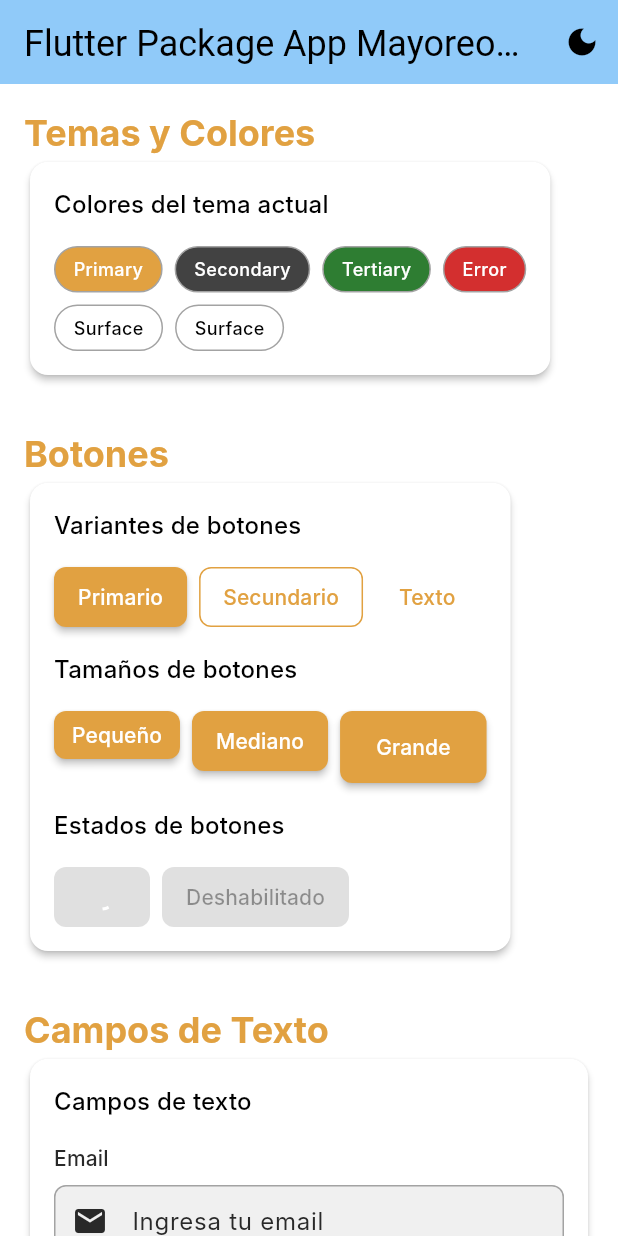
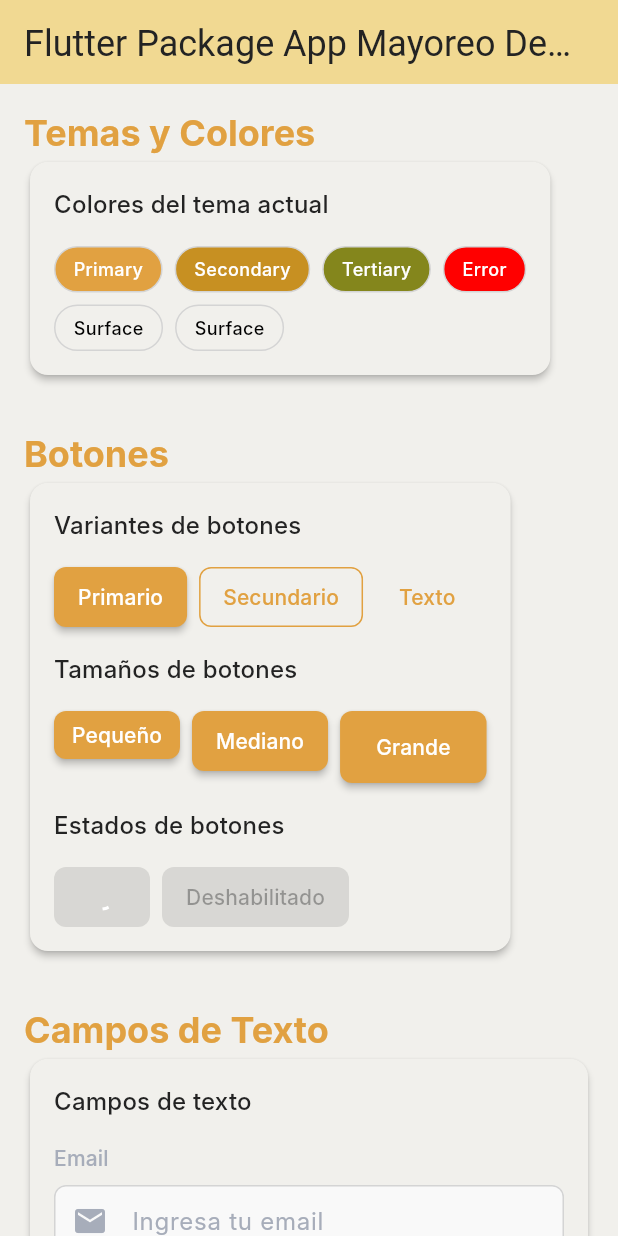
Before and after one commit to antonioflrs/package_app_mayoreo, a Flutter app: the screen it shows after launch, on a phone screen of 412 x 824 dp. Run offline on Flutter 3.47's test engine with Material 3 defaults, Android fonts, the phone set to English and light mode, and no system bars; accounts and stored records are empty; Roboto replaces fonts that are missing (Inter).

Commit message:
Refactor theme management by consolidating light and dark themes into a single main theme. Update AppColors to streamline color usage across widgets, ensuring consistency. Remove legacy theme configurations while maintaining backward compatibility.

```diff
--- a/example/lib/main.dart
+++ b/example/lib/main.dart
@@ -12,8 +12,7 @@ class MyApp extends StatelessWidget {
   Widget build(BuildContext context) {
     return MaterialApp(
       title: 'Flutter Package App Mayoreo Demo',
-      theme: FlutterPackageAppMayoreo.lightTheme,
-      darkTheme: FlutterPackageAppMayoreo.darkTheme,
+      theme: FlutterPackageAppMayoreo.theme,
       home: const MyHomePage(title: 'Flutter Package App Mayoreo Demo'),
     );
   }
@@ -31,7 +30,6 @@ class MyHomePage extends StatefulWidget {
 class _MyHomePageState extends State<MyHomePage> {
   final TextEditingController _emailController = TextEditingController();
   final TextEditingController _passwordController = TextEditingController();
-  bool _isDarkMode = false;
 
   @override
   void dispose() {
@@ -42,25 +40,10 @@ class _MyHomePageState extends State<MyHomePage> {
 
   @override
   Widget build(BuildContext context) {
-    return MaterialApp(
-      title: widget.title,
-      theme: _isDarkMode
-          ? FlutterPackageAppMayoreo.darkTheme
-          : FlutterPackageAppMayoreo.lightTheme,
-      home: Scaffold(
+    return Scaffold(
       appBar: AppBar(
         backgroundColor: Theme.of(context).colorScheme.inversePrimary,
         title: Text(widget.title),
-          actions: [
-            IconButton(
-              icon: Icon(_isDarkMode ? Icons.light_mode : Icons.dark_mode),
-              onPressed: () {
-                setState(() {
-                  _isDarkMode = !_isDarkMode;
-                });
-              },
-            ),
-          ],
       ),
       body: SingleChildScrollView(
         padding: const EdgeInsets.all(16.0),
@@ -82,7 +65,6 @@ class _MyHomePageState extends State<MyHomePage> {
             _buildSectionTitle('Tipografía'),
             _buildTypographySection(),
           ],
-          ),
         ),
       ),
     );
--- a/lib/flutter_package_app_mayoreo.dart
+++ b/lib/flutter_package_app_mayoreo.dart
@@ -18,17 +18,19 @@ class FlutterPackageAppMayoreo {
   // Private constructor to prevent instantiation
   FlutterPackageAppMayoreo._();
 
-  /// Get the light theme
-  static ThemeData get lightTheme => AppTheme.light;
+  /// Get the main theme
+  static ThemeData get theme => AppTheme.theme;
 
-  /// Get the dark theme
-  static ThemeData get darkTheme => AppTheme.dark;
+  /// Legacy getters for backward compatibility
+  static ThemeData get lightTheme => AppTheme.theme;
+  static ThemeData get darkTheme => AppTheme.theme;
 
-  /// Get the light color scheme
-  static ColorScheme get lightColorScheme => AppColors.lightColorScheme;
+  /// Get the color scheme
+  static ColorScheme get colorScheme => AppColors.colorScheme;
 
-  /// Get the dark color scheme
-  static ColorScheme get darkColorScheme => AppColors.darkColorScheme;
+  /// Legacy getters for backward compatibility
+  static ColorScheme get lightColorScheme => AppColors.colorScheme;
+  static ColorScheme get darkColorScheme => AppColors.colorScheme;
 
   /// Get the text theme
   static TextTheme get textTheme => AppTypography.textTheme;
--- a/lib/src/theme/app_theme.dart
+++ b/lib/src/theme/app_theme.dart
@@ -7,13 +7,13 @@ import 'icons/app_icons.dart';
 class AppTheme {
   static const String _fontFamily = 'Inter';
 
-  /// Light theme configuration
-  static ThemeData get light {
+  /// Main theme configuration (single theme)
+  static ThemeData get theme {
     return ThemeData(
       useMaterial3: true,
       brightness: Brightness.light,
       fontFamily: _fontFamily,
-      colorScheme: AppColors.lightColorScheme,
+      colorScheme: AppColors.colorScheme,
       textTheme: AppTypography.textTheme,
       iconTheme: AppIcons.iconTheme,
       appBarTheme: _buildAppBarTheme(),
@@ -26,46 +26,25 @@ class AppTheme {
     );
   }
 
-  /// Dark theme configuration
-  static ThemeData get dark {
-    return ThemeData(
-      useMaterial3: true,
-      brightness: Brightness.dark,
-      fontFamily: _fontFamily,
-      colorScheme: AppColors.darkColorScheme,
-      textTheme: AppTypography.textTheme,
-      iconTheme: AppIcons.iconTheme,
-      appBarTheme: _buildAppBarTheme(isDark: true),
-      elevatedButtonTheme: _buildElevatedButtonTheme(isDark: true),
-      outlinedButtonTheme: _buildOutlinedButtonTheme(isDark: true),
-      textButtonTheme: _buildTextButtonTheme(isDark: true),
-      inputDecorationTheme: _buildInputDecorationTheme(isDark: true),
-      cardTheme: _buildCardTheme(isDark: true),
-      dividerTheme: _buildDividerTheme(isDark: true),
-    );
-  }
+  /// Legacy getters for backward compatibility
+  static ThemeData get light => theme;
+  static ThemeData get dark => theme;
 
   /// AppBar theme configuration
-  static AppBarTheme _buildAppBarTheme({bool isDark = false}) {
+  static AppBarTheme _buildAppBarTheme() {
     return AppBarTheme(
       elevation: 0,
       centerTitle: true,
-      backgroundColor: isDark
-          ? AppColors.darkColorScheme.surface
-          : AppColors.lightColorScheme.surface,
-      foregroundColor: isDark
-          ? AppColors.darkColorScheme.onSurface
-          : AppColors.lightColorScheme.onSurface,
+      backgroundColor: AppColors.colorScheme.surface,
+      foregroundColor: AppColors.colorScheme.onSurface,
       titleTextStyle: AppTypography.headlineSmall?.copyWith(
-        color: isDark
-            ? AppColors.darkColorScheme.onSurface
-            : AppColors.lightColorScheme.onSurface,
+        color: AppColors.colorScheme.onSurface,
       ),
     );
   }
 
   /// ElevatedButton theme configuration
-  static ElevatedButtonThemeData _buildElevatedButtonTheme({bool isDark = false}) {
+  static ElevatedButtonThemeData _buildElevatedButtonTheme() {
     return ElevatedButtonThemeData(
       style: ElevatedButton.styleFrom(
         elevation: 2,
@@ -73,18 +52,14 @@ class AppTheme {
         shape: RoundedRectangleBorder(
           borderRadius: BorderRadius.circular(8),
         ),
-        backgroundColor: isDark
-            ? AppColors.darkColorScheme.primary
-            : AppColors.lightColorScheme.primary,
-        foregroundColor: isDark
-            ? AppColors.darkColorScheme.onPrimary
-            : AppColors.lightColorScheme.onPrimary,
+        backgroundColor: AppColors.colorScheme.primary,
+        foregroundColor: AppColors.colorScheme.onPrimary,
       ),
     );
   }
 
   /// OutlinedButton theme configuration
-  static OutlinedButtonThemeData _buildOutlinedButtonTheme({bool isDark = false}) {
+  static OutlinedButtonThemeData _buildOutlinedButtonTheme() {
     return OutlinedButtonThemeData(
       style: OutlinedButton.styleFrom(
         padding: const EdgeInsets.symmetric(horizontal: 24, vertical: 12),
@@ -92,67 +67,51 @@ class AppTheme {
           borderRadius: BorderRadius.circular(8),
         ),
         side: BorderSide(
-          color: isDark
-              ? AppColors.darkColorScheme.outline
-              : AppColors.lightColorScheme.outline,
+          color: AppColors.colorScheme.outline,
         ),
-        foregroundColor: isDark
-            ? AppColors.darkColorScheme.primary
-            : AppColors.lightColorScheme.primary,
+        foregroundColor: AppColors.colorScheme.primary,
       ),
     );
   }
 
   /// TextButton theme configuration
-  static TextButtonThemeData _buildTextButtonTheme({bool isDark = false}) {
+  static TextButtonThemeData _buildTextButtonTheme() {
     return TextButtonThemeData(
       style: TextButton.styleFrom(
         padding: const EdgeInsets.symmetric(horizontal: 16, vertical: 8),
-        foregroundColor: isDark
-            ? AppColors.darkColorScheme.primary
-            : AppColors.lightColorScheme.primary,
+        foregroundColor: AppColors.colorScheme.primary,
       ),
     );
   }
 
   /// InputDecoration theme configuration
-  static InputDecorationTheme _buildInputDecorationTheme({bool isDark = false}) {
+  static InputDecorationTheme _buildInputDecorationTheme() {
     return InputDecorationTheme(
       filled: true,
-      fillColor: isDark
-          ? AppColors.darkColorScheme.surfaceContainerHighest
-          : AppColors.lightColorScheme.surfaceContainerHighest,
+      fillColor: AppColors.colorScheme.surfaceContainerHighest,
       border: OutlineInputBorder(
         borderRadius: BorderRadius.circular(8),
         borderSide: BorderSide(
-          color: isDark
-              ? AppColors.darkColorScheme.outline
-              : AppColors.lightColorScheme.outline,
+          color: AppColors.colorScheme.outline,
         ),
       ),
       enabledBorder: OutlineInputBorder(
         borderRadius: BorderRadius.circular(8),
         borderSide: BorderSide(
-          color: isDark
-              ? AppColors.darkColorScheme.outline
-              : AppColors.lightColorScheme.outline,
+          color: AppColors.colorScheme.outline,
         ),
       ),
       focusedBorder: OutlineInputBorder(
         borderRadius: BorderRadius.circular(8),
         borderSide: BorderSide(
-          color: isDark
-              ? AppColors.darkColorScheme.primary
-              : AppColors.lightColorScheme.primary,
+          color: AppColors.colorScheme.primary,
           width: 2,
         ),
       ),
       errorBorder: OutlineInputBorder(
         borderRadius: BorderRadius.circular(8),
         borderSide: BorderSide(
-          color: isDark
-              ? AppColors.darkColorScheme.error
-              : AppColors.lightColorScheme.error,
+          color: AppColors.colorScheme.error,
         ),
       ),
       contentPadding: const EdgeInsets.symmetric(horizontal: 16, vertical: 12),
@@ -160,24 +119,20 @@ class AppTheme {
   }
 
   /// Card theme configuration
-  static CardThemeData _buildCardTheme({bool isDark = false}) {
+  static CardThemeData _buildCardTheme() {
     return CardThemeData(
       elevation: 2,
       shape: RoundedRectangleBorder(
         borderRadius: BorderRadius.circular(12),
       ),
-      color: isDark
-          ? AppColors.darkColorScheme.surface
-          : AppColors.lightColorScheme.surface,
+      color: AppColors.colorScheme.surface,
     );
   }
 
   /// Divider theme configuration
-  static DividerThemeData _buildDividerTheme({bool isDark = false}) {
+  static DividerThemeData _buildDividerTheme() {
     return DividerThemeData(
-      color: isDark
-          ? AppColors.darkColorScheme.outline
-          : AppColors.lightColorScheme.outline,
+      color: AppColors.colorScheme.outline,
       thickness: 1,
       space: 1,
     );
--- a/lib/src/theme/colors/app_colors.dart
+++ b/lib/src/theme/colors/app_colors.dart
@@ -2,114 +2,67 @@ import 'package:flutter/material.dart';
 
 /// Color scheme configuration for the app_mayoreo package
 class AppColors {
-  // Private constructor to prevent instantiation
   AppColors._();
 
-  // Primary colors
-  static const Color _primaryLight = Color(0xffe1a141);
-  static const Color _primaryDark = Color(0xffffffff);
+  // Main colors
+  static const Color orangeBrand = Color(0xffe1a141);
+  static const Color ochreBrand = Color(0xffc79022);
+  static const Color oliveBrand = Color(0xff84861c);
+  static const Color lightTan = Color(0xfff1d992);
+  static const Color backCards = Color(0xfff1f0ec);
+  static const Color black = Color(0xff232323);
+  static const Color grayMedium = Color(0xffa7adba);
+  static const Color white = Color(0xffffffff);
+  static const Color softGray = Color(0xfff9f9f9);
 
-  // Secondary colors
-  static const Color _secondaryLight = Color(0xFF424242);
-  static const Color _secondaryDark = Color(0xFFBDBDBD);
+  // De apoyo
+  static const Color digitalRed = Color(0xffff0000);
+  static const Color orangeRed = Color(0xffff5757);
+  static const Color fadedRed = Color(0xffd54c4c);
+  static const Color cappuccinoWhite = Color(0xffe5e6c8);
+  static const Color limeGreen = Color(0xff32cd32);
+  static const Color greenFree = Color(0xff047B5D);
+  static const Color smokeGreenMedium = Color(0xff9ba65c);
+  static const Color greenBorder = Color(0xff21CD5B);
+  static const Color truGreen = Color(0xff299617);
+  static const Color yellow = Color(0xfffada28);
+  static const Color amarilloSuscripciones = Color(0xffF3BE55);
 
-  // Tertiary colors
-  static const Color _tertiaryLight = Color(0xFF2E7D32);
-  static const Color _tertiaryDark = Color(0xFF81C784);
+  // Gray Scale
+  static const Color backGratis = Color(0xffddffe9);
+  static const Color mysticGray = Color(0xffdde5e8);
+  static const Color silverGrayMedium = Color(0xffd4d4d4);
+  static const Color slateCoolGray = Color(0xff708090);
+  static const Color warmGray = Color(0xff888888);
+  static const Color darkGray = Color(0xff3d3d3d);
+  static const Color pureBlack = Color(0xff000000);
 
-  // Error colors
-  static const Color _errorLight = Color(0xFFD32F2F);
-  static const Color _errorDark = Color(0xFFEF5350);
-
-  // Neutral colors
-  static const Color _neutral0 = Color(0xFFFFFFFF);
-  static const Color _neutral50 = Color(0xFFF0F0F0);
-  static const Color _neutral200 = Color(0xFFC2C2C2);
-  static const Color _neutral300 = Color(0xFFA3A3A3);
-  static const Color _neutral600 = Color(0xFF474747);
-  static const Color _neutral700 = Color(0xFF292929);
-  static const Color _neutral800 = Color(0xFF141414);
-  static const Color _neutral900 = Color(0xFF000000);
-
-  // Surface colors
-  static const Color _surfaceLight = _neutral0;
-  static const Color _surfaceDark = _neutral900;
-  static const Color _surfaceVariantLight = _neutral50;
-  static const Color _surfaceVariantDark = _neutral800;
-
-  /// Light color scheme
-  static const ColorScheme lightColorScheme = ColorScheme(
+  /// Main color scheme for the app (single theme)
+  static ColorScheme get colorScheme => const ColorScheme(
     brightness: Brightness.light,
-    primary: _primaryLight,
-    onPrimary: _neutral0,
-    primaryContainer: Color(0xFFBBDEFB),
-    onPrimaryContainer: Color(0xFF0D47A1),
-    secondary: _secondaryLight,
-    onSecondary: _neutral0,
-    secondaryContainer: Color(0xFFE0E0E0),
-    onSecondaryContainer: Color(0xFF212121),
-    tertiary: _tertiaryLight,
-    onTertiary: _neutral0,
-    tertiaryContainer: Color(0xFFC8E6C9),
-    onTertiaryContainer: Color(0xFF1B5E20),
-    error: _errorLight,
-    onError: _neutral0,
-    errorContainer: Color(0xFFFFCDD2),
-    onErrorContainer: Color(0xFFB71C1C),
-    surface: _surfaceLight,
-    onSurface: _neutral900,
-    surfaceContainerHighest: _surfaceVariantLight,
-    onSurfaceVariant: _neutral700,
-    outline: _neutral300,
-    outlineVariant: _neutral200,
-    shadow: Color(0xFF000000),
-    scrim: Color(0xFF000000),
-    inverseSurface: _neutral900,
-    onInverseSurface: _neutral0,
-    inversePrimary: Color(0xFF90CAF9),
-    surfaceTint: _primaryLight,
+    primary: orangeBrand,
+    onPrimary: white,
+    secondary: ochreBrand,
+    onSecondary: white,
+    tertiary: oliveBrand,
+    onTertiary: white,
+    error: digitalRed,
+    onError: white,
+    surface: backCards,
+    onSurface: black,
+    surfaceContainerHighest: softGray,
+    onSurfaceVariant: grayMedium,
+    outline: silverGrayMedium,
+    outlineVariant: mysticGray,
+    shadow: pureBlack,
+    scrim: pureBlack,
+    inverseSurface: black,
+    onInverseSurface: white,
+    inversePrimary: lightTan,
+    surfaceTint: orangeBrand,
   );
 
-  /// Dark color scheme
-  static const ColorScheme darkColorScheme = ColorScheme(
-    brightness: Brightness.dark,
-    primary: _primaryDark,
-    onPrimary: _neutral900,
-    primaryContainer: Color(0xFF1976D2),
-    onPrimaryContainer: Color(0xFFE3F2FD),
-    secondary: _secondaryDark,
-    onSecondary: _neutral900,
-    secondaryContainer: Color(0xFF424242),
-    onSecondaryContainer: Color(0xFFE0E0E0),
-    tertiary: _tertiaryDark,
-    onTertiary: _neutral900,
-    tertiaryContainer: Color(0xFF2E7D32),
-    onTertiaryContainer: Color(0xFFC8E6C9),
-    error: _errorDark,
-    onError: _neutral900,
-    errorContainer: Color(0xFFD32F2F),
-    onErrorContainer: Color(0xFFFFCDD2),
-    surface: _surfaceDark,
-    onSurface: _neutral0,
-    surfaceContainerHighest: _surfaceVariantDark,
-    onSurfaceVariant: _neutral300,
-    outline: _neutral600,
-    outlineVariant: _neutral700,
-    shadow: Color(0xFF000000),
-    scrim: Color(0xFF000000),
-    inverseSurface: _neutral0,
-    onInverseSurface: _neutral900,
-    inversePrimary: Color(0xFF1976D2),
-    surfaceTint: _primaryDark,
-  );
-
-  /// Semantic colors for business logic
-  static const Color success = Color(0xFF4CAF50);
-  static const Color warning = Color(0xFFFF9800);
-  static const Color info = Color(0xFF2196F3);
-
-  /// Brand colors (customize according to your brand)
-  static const Color brandPrimary = _primaryLight;
-  static const Color brandSecondary = Color(0xFFFF6B35);
-  static const Color brandAccent = Color(0xFF00BCD4);
+  /// Legacy getters for backward compatibility (now all return the same scheme)
+  static ColorScheme get lightColorScheme => colorScheme;
+  static ColorScheme get darkColorScheme => colorScheme;
 }
--- a/lib/src/widgets/buttons/app_button.dart
+++ b/lib/src/widgets/buttons/app_button.dart
@@ -1,4 +1,5 @@
 import 'package:flutter/material.dart';
+import '../../theme/colors/app_colors.dart';
 
 /// Base button widget for the app_mayoreo package
 class AppButton extends StatelessWidget {
@@ -26,9 +27,8 @@ class AppButton extends StatelessWidget {
   @override
   Widget build(BuildContext context) {
     final theme = Theme.of(context);
-    final isDark = theme.brightness == Brightness.dark;
 
-    final buttonStyle = _getButtonStyle(theme, isDark);
+    final buttonStyle = _getButtonStyle(theme);
     final buttonSize = _getButtonSize();
 
     Widget buttonWidget;
@@ -88,14 +88,14 @@ class AppButton extends StatelessWidget {
   Color _getLoadingColor() {
     switch (variant) {
       case AppButtonVariant.primary:
-        return Colors.white;
+        return AppColors.white;
       case AppButtonVariant.secondary:
       case AppButtonVariant.text:
-        return Colors.grey;
+        return AppColors.grayMedium;
     }
   }
 
-  ButtonStyle _getButtonStyle(ThemeData theme, bool isDark) {
+  ButtonStyle _getButtonStyle(ThemeData theme) {
     final buttonSize = _getButtonSize();
 
     switch (variant) {
@@ -106,11 +106,11 @@ class AppButton extends StatelessWidget {
             borderRadius: BorderRadius.circular(8),
           ),
           backgroundColor: isDisabled
-              ? theme.colorScheme.surfaceContainerHighest
-              : theme.colorScheme.primary,
+              ? AppColors.softGray
+              : AppColors.orangeBrand,
           foregroundColor: isDisabled
-              ? theme.colorScheme.onSurfaceVariant
-              : theme.colorScheme.onPrimary,
+              ? AppColors.grayMedium
+              : AppColors.white,
         );
       case AppButtonVariant.secondary:
         return OutlinedButton.styleFrom(
@@ -120,19 +120,19 @@ class AppButton extends StatelessWidget {
           ),
           side: BorderSide(
             color: isDisabled
-                ? theme.colorScheme.outline
-                : theme.colorScheme.primary,
+                ? AppColors.silverGrayMedium
+                : AppColors.orangeBrand,
           ),
           foregroundColor: isDisabled
-              ? theme.colorScheme.onSurfaceVariant
-              : theme.colorScheme.primary,
+              ? AppColors.grayMedium
+              : AppColors.orangeBrand,
         );
       case AppButtonVariant.text:
         return TextButton.styleFrom(
           padding: buttonSize.padding,
           foregroundColor: isDisabled
-              ? theme.colorScheme.onSurfaceVariant
-              : theme.colorScheme.primary,
+              ? AppColors.grayMedium
+              : AppColors.orangeBrand,
         );
     }
   }
--- a/lib/src/widgets/buttons/primary_button.dart
+++ b/lib/src/widgets/buttons/primary_button.dart
@@ -1,4 +1,5 @@
 import 'package:flutter/material.dart';
+import '../../theme/colors/app_colors.dart';
 
 /// Un botón principal con estilo predefinido para la aplicación.
 class PrimaryButton extends StatelessWidget {
@@ -20,8 +21,8 @@ class PrimaryButton extends StatelessWidget {
     return ElevatedButton(
       onPressed: onPressed,
       style: ElevatedButton.styleFrom(
-        backgroundColor: const Color(0xFF0052D4),
-        foregroundColor: Colors.white,
+        backgroundColor: AppColors.orangeBrand,
+        foregroundColor: AppColors.white,
         padding: const EdgeInsets.symmetric(horizontal: 32, vertical: 16),
         shape: RoundedRectangleBorder(
           borderRadius: BorderRadius.circular(12),
--- a/lib/src/widgets/inputs/app_text_field.dart
+++ b/lib/src/widgets/inputs/app_text_field.dart
@@ -1,4 +1,5 @@
 import 'package:flutter/material.dart';
+import '../../theme/colors/app_colors.dart';
 
 /// Custom text field widget for the app_mayoreo package
 class AppTextField extends StatefulWidget {
@@ -81,7 +82,6 @@ class _AppTextFieldState extends State<AppTextField> {
   @override
   Widget build(BuildContext context) {
     final theme = Theme.of(context);
-    final isDark = theme.brightness == Brightness.dark;
 
     return Column(
       crossAxisAlignment: CrossAxisAlignment.start,
@@ -91,8 +91,8 @@ class _AppTextFieldState extends State<AppTextField> {
             widget.labelText!,
             style: theme.textTheme.labelLarge?.copyWith(
               color: _hasFocus
-                  ? theme.colorScheme.primary
-                  : theme.colorScheme.onSurfaceVariant,
+                  ? AppColors.orangeBrand
+                  : AppColors.grayMedium,
             ),
           ),
           const SizedBox(height: 8),
@@ -112,14 +112,14 @@ class _AppTextFieldState extends State<AppTextField> {
           maxLength: widget.maxLength,
           autofocus: widget.autofocus,
           style: _getTextStyle(theme),
-          decoration: _buildInputDecoration(theme, isDark),
+          decoration: _buildInputDecoration(theme),
         ),
         if (widget.helperText != null && widget.errorText == null) ...[
           const SizedBox(height: 4),
           Text(
             widget.helperText!,
             style: theme.textTheme.bodySmall?.copyWith(
-              color: theme.colorScheme.onSurfaceVariant,
+              color: AppColors.grayMedium,
             ),
           ),
         ],
@@ -130,32 +130,32 @@ class _AppTextFieldState extends State<AppTextField> {
   TextStyle _getTextStyle(ThemeData theme) {
     return theme.textTheme.bodyLarge?.copyWith(
       color: widget.enabled
-          ? theme.colorScheme.onSurface
-          : theme.colorScheme.onSurfaceVariant,
+          ? AppColors.black
+          : AppColors.grayMedium,
     ) ?? const TextStyle();
   }
 
-  InputDecoration _buildInputDecoration(ThemeData theme, bool isDark) {
+  InputDecoration _buildInputDecoration(ThemeData theme) {
     return InputDecoration(
       hintText: widget.hintText,
       hintStyle: theme.textTheme.bodyLarge?.copyWith(
-        color: theme.colorScheme.onSurfaceVariant,
+        color: AppColors.grayMedium,
       ),
       prefixIcon: widget.prefixIcon,
       suffixIcon: _buildSuffixIcon(theme),
       filled: true,
       fillColor: widget.enabled
-          ? theme.colorScheme.surfaceContainerHighest
-          : theme.colorScheme.surface,
-      border: _buildBorder(theme),
-      enabledBorder: _buildBorder(theme),
-      focusedBorder: _buildBorder(theme, isFocused: true),
-      errorBorder: _buildBorder(theme, isError: true),
-      focusedErrorBorder: _buildBorder(theme, isFocused: true, isError: true),
+          ? AppColors.softGray
+          : AppColors.backCards,
+      border: _buildBorder(),
+      enabledBorder: _buildBorder(),
+      focusedBorder: _buildBorder(isFocused: true),
+      errorBorder: _buildBorder(isError: true),
+      focusedErrorBorder: _buildBorder(isFocused: true, isError: true),
       contentPadding: _getContentPadding(),
       errorText: widget.errorText,
       errorStyle: theme.textTheme.bodySmall?.copyWith(
-        color: theme.colorScheme.error,
+        color: AppColors.digitalRed,
       ),
     );
   }
@@ -165,7 +165,7 @@ class _AppTextFieldState extends State<AppTextField> {
       return IconButton(
         icon: Icon(
           _obscureText ? Icons.visibility : Icons.visibility_off,
-          color: theme.colorScheme.onSurfaceVariant,
+          color: AppColors.grayMedium,
         ),
         onPressed: () {
           setState(() {
@@ -177,8 +177,7 @@ class _AppTextFieldState extends State<AppTextField> {
     return widget.suffixIcon;
   }
 
-  OutlineInputBorder _buildBorder(
-    ThemeData theme, {
+  OutlineInputBorder _buildBorder({
     bool isFocused = false,
     bool isError = false,
   }) {
@@ -186,12 +185,12 @@ class _AppTextFieldState extends State<AppTextField> {
     double borderWidth = 1;
 
     if (isError) {
-      borderColor = theme.colorScheme.error;
+      borderColor = AppColors.digitalRed;
     } else if (isFocused) {
-      borderColor = theme.colorScheme.primary;
+      borderColor = AppColors.orangeBrand;
       borderWidth = 2;
     } else {
-      borderColor = theme.colorScheme.outline;
+      borderColor = AppColors.silverGrayMedium;
     }
 
     return OutlineInputBorder(
```
Lines whose indentation alone changed are shown as unchanged.
